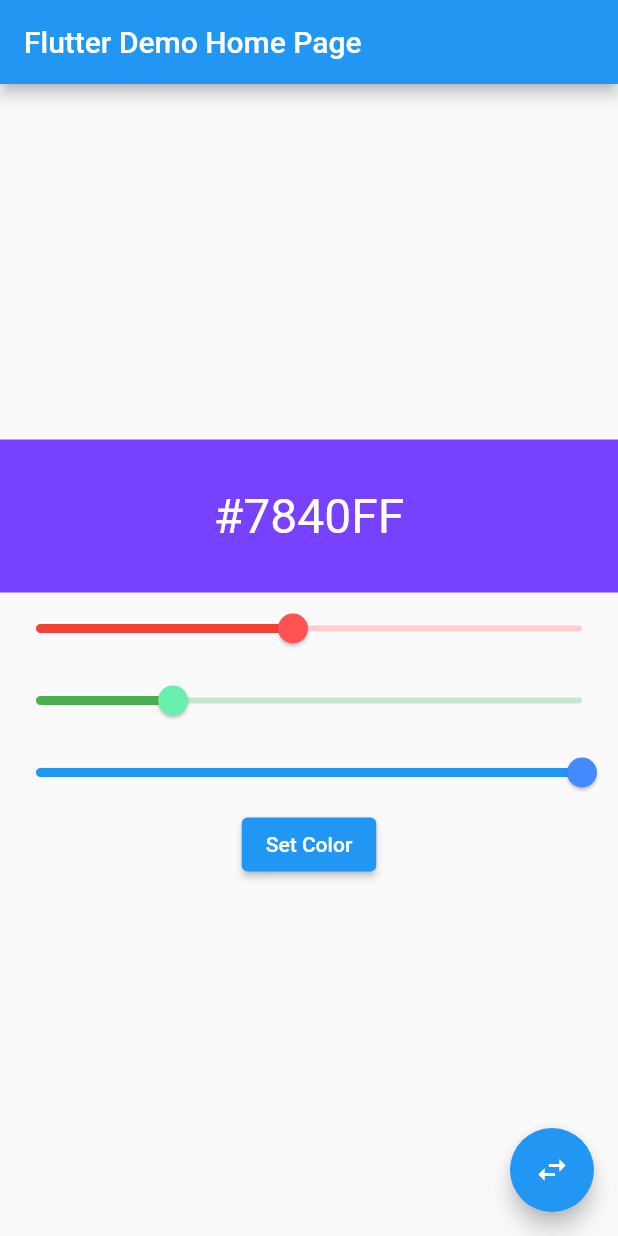
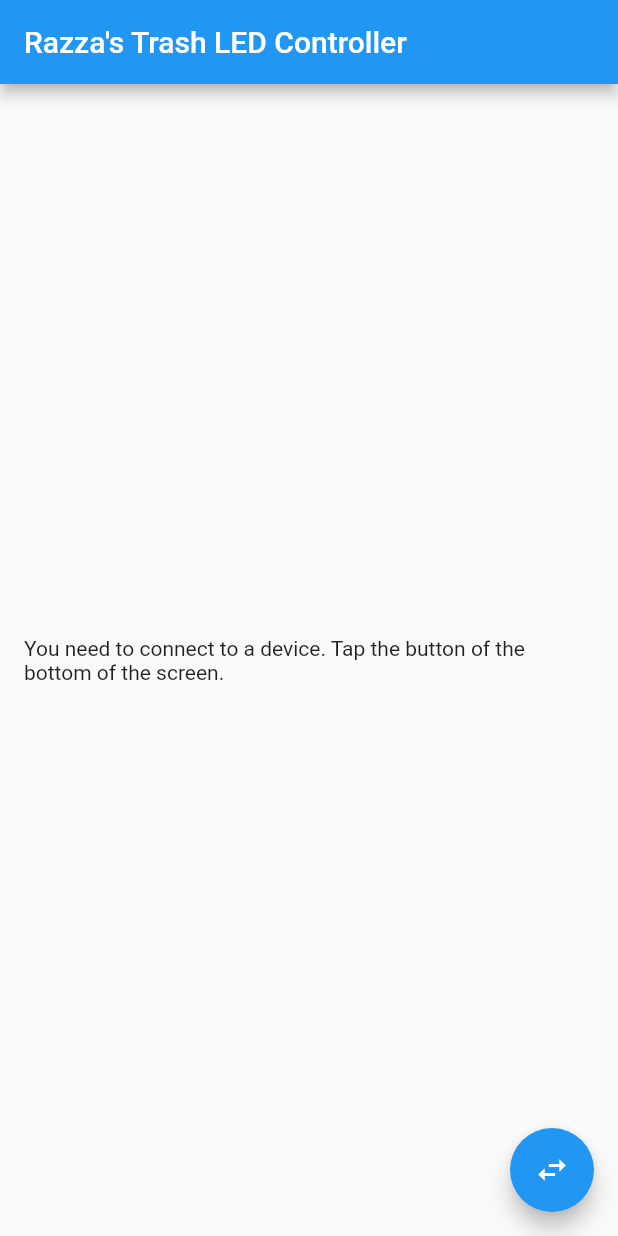
Before and after one commit to itisrazza/bledom-flutter-demo-app, a Flutter app: the screen it shows after launch, on a phone screen of 412 x 824 dp. Run offline on Flutter 3.47's test engine with Material 2 defaults, Android fonts, the phone set to English and light mode, and no system bars; our stand-ins replace flutter_blue.

Commit message:
i had bluetooth off 🤦

```diff
--- a/lib/main.dart
+++ b/lib/main.dart
@@ -1,4 +1,5 @@
 import 'package:flutter/material.dart';
+import 'package:llumin8_bledom_demo/adapter/bledom_adapter.dart';
 import 'package:llumin8_bledom_demo/pages/select_device_page.dart';
 
 void main() {
@@ -25,7 +26,7 @@ class MyApp extends StatelessWidget {
         // is not restarted.
         primarySwatch: Colors.blue,
       ),
-      home: const MyHomePage(title: 'Flutter Demo Home Page'),
+      home: const MyHomePage(title: "Razza's Trash LED Controller"),
     );
   }
 }
@@ -50,6 +51,7 @@ class MyHomePage extends StatefulWidget {
 
 class _MyHomePageState extends State<MyHomePage> {
   Color _color = const Color.fromARGB(255, 120, 64, 255);
+  BLEDOMController? _controller;
 
   void _changeRed(double red) {
     setState(() {
@@ -70,13 +72,16 @@ class _MyHomePageState extends State<MyHomePage> {
   }
 
   void _commit() {
-    // send the command to the device
+    _controller?.setColor(_color);
   }
 
-  void _changeDevice() {
-    Navigator.push(context, MaterialPageRoute(builder: (ctx) {
-      return SelectDevicePage();
-    }));
+  void _changeDevice() async {
+    final controller = await Navigator.push(
+        context, MaterialPageRoute(builder: (ctx) => SelectDevicePage()));
+
+    setState(() {
+      _controller = controller;
+    });
   }
 
   String _colorToHex(Color c) {
@@ -117,10 +122,19 @@ class _MyHomePageState extends State<MyHomePage> {
           // axis because Columns are vertical (the cross axis would be
           // horizontal).
           mainAxisAlignment: MainAxisAlignment.center,
-          children: <Widget>[
+          children: _controller == null
+              ? <Widget>[
+                  Container(
+                    child: const Text(
+                        "You need to connect to a device. Tap the button of the bottom of the screen."),
+                    padding: EdgeInsets.all(16),
+                  )
+                ]
+              : <Widget>[
                   Container(
                     color: _color,
-              padding: const EdgeInsetsDirectional.only(top: 32, bottom: 32),
+                    padding:
+                        const EdgeInsetsDirectional.only(top: 32, bottom: 32),
                     child: Center(
                       child: Column(
                         children: [
@@ -159,7 +173,8 @@ class _MyHomePageState extends State<MyHomePage> {
                     thumbColor: Colors.blueAccent,
                     inactiveColor: Colors.blue.shade100,
                   ),
-            ElevatedButton(child: const Text("Set Color"), onPressed: () {})
+                  ElevatedButton(
+                      child: const Text("Set Color"), onPressed: _commit)
                 ],
         ),
       ),
--- a/lib/pages/select_device_page.dart
+++ b/lib/pages/select_device_page.dart
@@ -50,7 +50,7 @@ class _SelectDevicePageState extends State<SelectDevicePage> {
     await led.setColor(const Color.fromARGB(255, 255, 212, 111));
 
     print("Previous page");
-    Navigator.pop(context);
+    Navigator.pop(context, led);
   }
 
   @override
```
Lines whose indentation alone changed are shown as unchanged.
